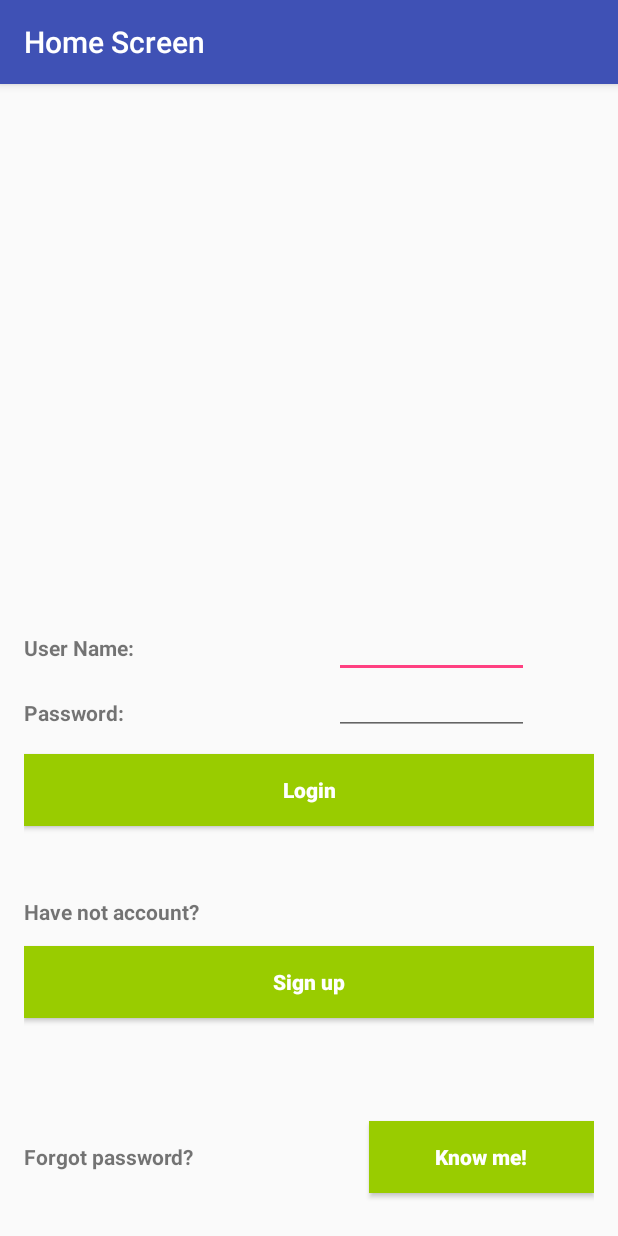
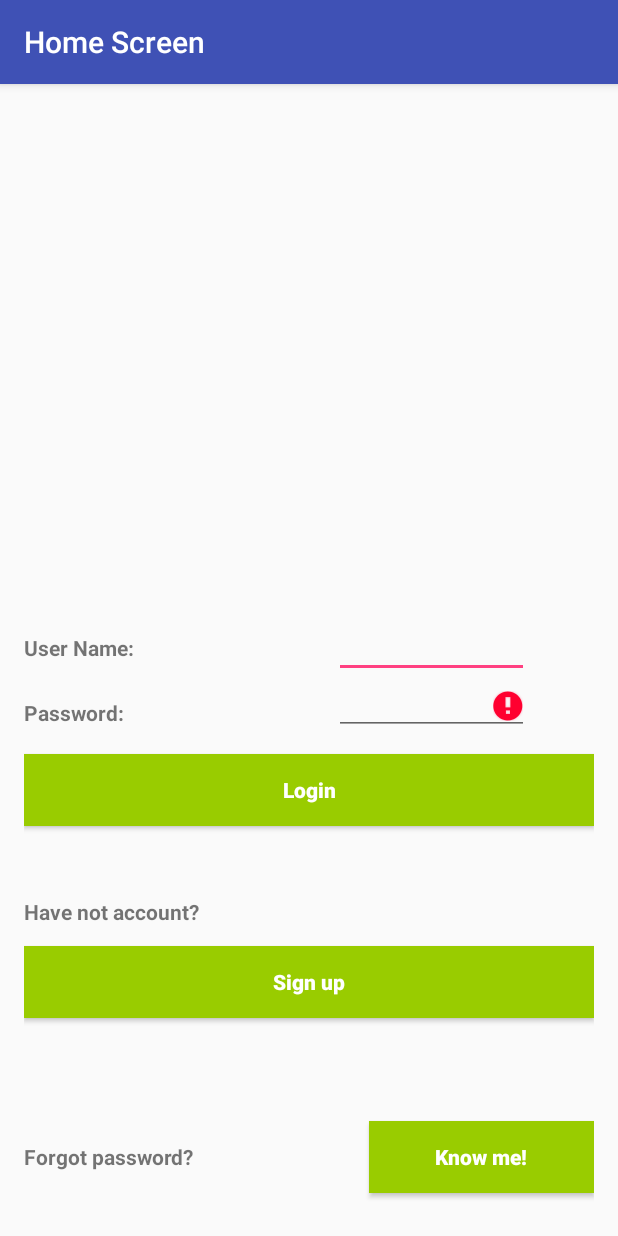
Before and after one commit to doron297/Final_project, an Android app: the screen it shows after launch (MainActivity), after a tap on "Login", on a phone screen of 412 x 824 dp. Run offline under Robolectric (Android 15) with nearby library versions, the phone set to English and light mode, and no system bars.

Commit message:
Function Sign-In work

```diff
--- a/app/src/main/java/com/graos/auditory_scanning_final_project/AreaPersonalActivity.java
+++ b/app/src/main/java/com/graos/auditory_scanning_final_project/AreaPersonalActivity.java
@@ -21,7 +21,9 @@ public class AreaPersonalActivity extends AppCompatActivity {
         Intent i_result = getIntent();
         String user = i_result.getStringExtra("USER_REGISTER");
         String pass = i_result.getStringExtra("PASS_REGISTER");
+        String user_home = i_result.getStringExtra("USER");
         user_view.setText(user);
+        user_view.setText(user_home);
         Toast.makeText(this,"pass: "+pass,Toast.LENGTH_SHORT).show();
     }
 }
--- a/app/src/main/java/com/graos/auditory_scanning_final_project/MainActivity.java
+++ b/app/src/main/java/com/graos/auditory_scanning_final_project/MainActivity.java
@@ -25,8 +25,8 @@ public class MainActivity extends AppCompatActivity {
         setTitle("Home Screen");
         //setTitleColor(ge);
 
-//        passLogIn = (EditText) findViewById(R.id.editText_login_pass);
-//        userLogin = (EditText) findViewById(R.id.editText_login_user);
+        passLogIn = (EditText) findViewById(R.id.editText_login_pass);
+        userLogin = (EditText) findViewById(R.id.editText_login_user);
 }
 
 
@@ -41,26 +41,21 @@ public class MainActivity extends AppCompatActivity {
 
     // ********** SIGN IN ***********
     public void press_signIn(View view) {
-
         String password = passLogIn.getText().toString();
         String user = userLogin.getText().toString();
 
-        Toast.makeText(this,"pass: "+password,Toast.LENGTH_SHORT).show();
+        if(password.length() < 4){
+            Toast.makeText(this,"Incorrect password",Toast.LENGTH_SHORT).show();
+            passLogIn.setError(getString(R.string.error_field_required));
+            focusView = passLogIn;
+            cancel = true;
+        }
 
-//        if (!isPasswordValid(password)) {
-//            passLogIn.setError(getString(R.string.error_invalid_password));
-//            focusView = passLogIn;
-//            cancel = true;
-//        }
-
-//        Intent i = new Intent(this, AreaPersonalActivity.class);
-//        startActivity(i);
-    }
-
-
-
-    private boolean isPasswordValid(String password) {
-        return password.length() > 4;
+        else{
+            Intent i = new Intent(this, AreaPersonalActivity.class);
+            i.putExtra("USER",user);
+            startActivity(i);
+        }
     }
 
 }
```
